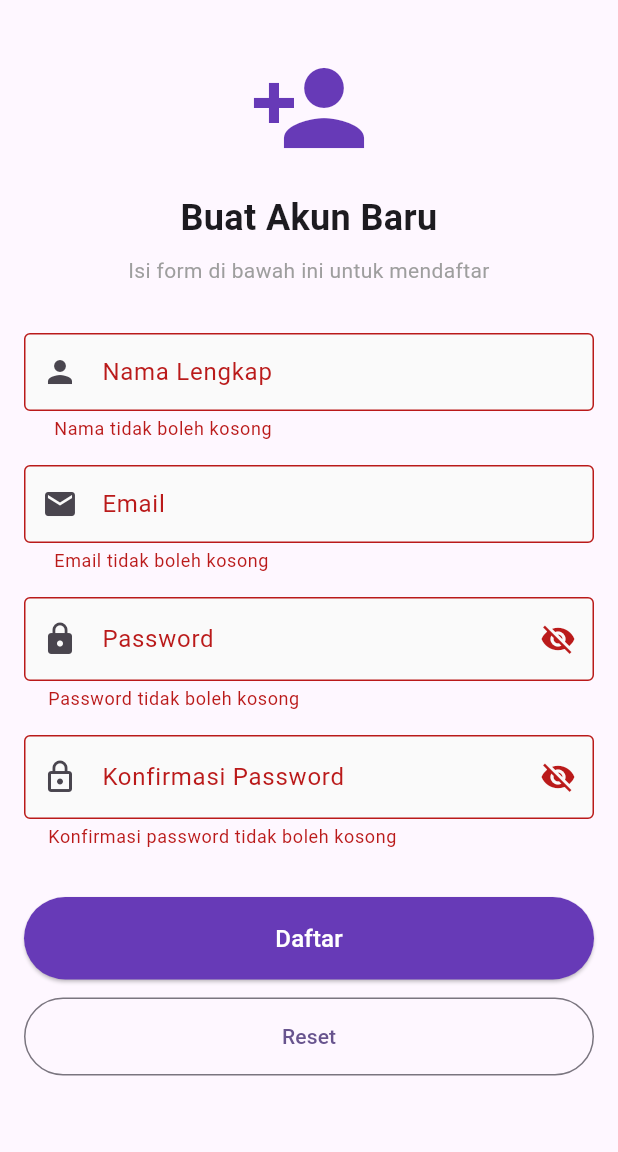
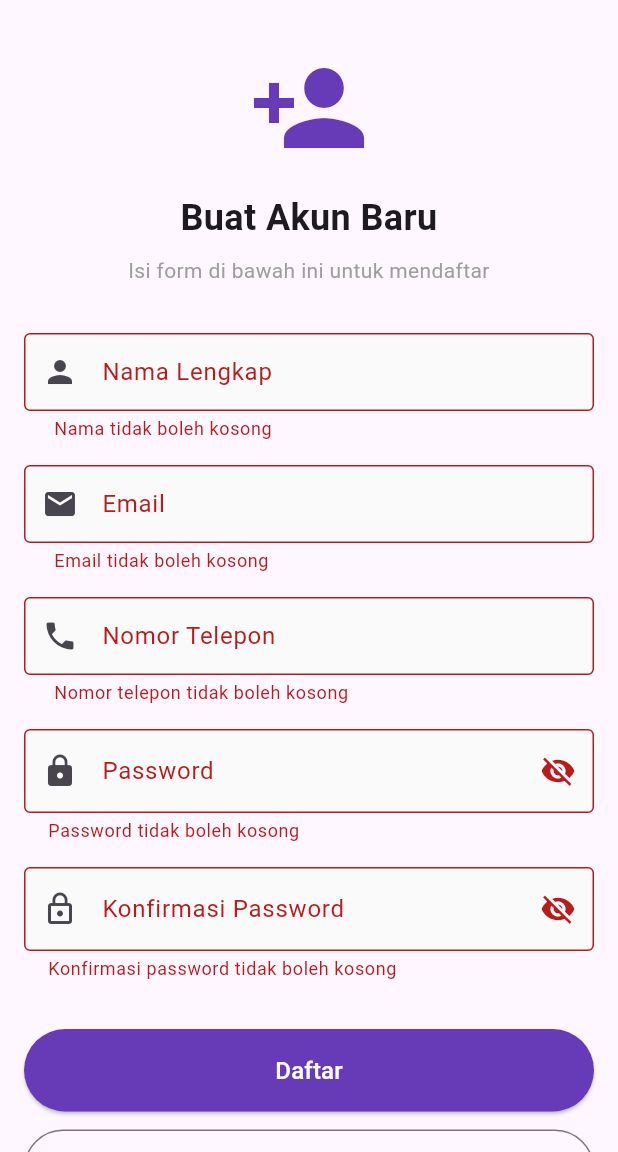
Before and after one commit to GrandAyatollahTrump/form_registrasi, a Flutter app: the screen it shows after launch, after a tap on "Daftar", on a phone screen of 412 x 824 dp, the part 84-1236 px from its top. Run offline on Flutter 3.47's test engine with Material 3 defaults, Android fonts, the phone set to English and light mode, and no system bars.

Commit message:
latihan 1

```diff
--- a/lib/screens/registration_screen.dart
+++ b/lib/screens/registration_screen.dart
@@ -13,6 +13,7 @@ class _RegistrationScreenState extends State<RegistrationScreen> {
   final _formKey = GlobalKey<FormState>();
   final _nameController = TextEditingController();
   final _emailController = TextEditingController();
+  final _phoneController = TextEditingController();
   final _passwordController = TextEditingController();
   final _confirmPasswordController = TextEditingController();
 
@@ -25,6 +26,7 @@ class _RegistrationScreenState extends State<RegistrationScreen> {
   void dispose() {
     _nameController.dispose();
     _emailController.dispose();
+    _phoneController.dispose();
     _passwordController.dispose();
     _confirmPasswordController.dispose();
     super.dispose();
@@ -52,6 +54,19 @@ class _RegistrationScreenState extends State<RegistrationScreen> {
     }
     return null;
   }
+
+  String? _validatePhone(String? value) {
+  if (value == null || value.trim().isEmpty) {
+    return 'Nomor telepon tidak boleh kosong';
+  }
+  if (!RegExp(r'^[0-9]+$').hasMatch(value.trim())) {
+    return 'Nomor telepon hanya boleh berisi angka';
+  }
+  if (value.trim().length < 10 || value.trim().length > 13) {
+    return 'Nomor telepon harus 10–13 digit';
+  }
+  return null;
+}
 
   String? _validatePassword(String? value) {
     if (value == null || value.isEmpty) {
@@ -189,6 +204,15 @@ class _RegistrationScreenState extends State<RegistrationScreen> {
                   validator: _validateEmail,
                 ),
 
+                CustomTextField(
+                 controller: _phoneController,
+                 label: 'Nomor Telepon',
+                 hint: 'Masukkan nomor telepon Anda',
+                 prefixIcon: Icons.phone,
+                 keyboardType: TextInputType.phone,
+                 validator: _validatePhone,
+                ),
+
                 // Field Password
                 _buildPasswordField(
                   controller: _passwordController,
```
